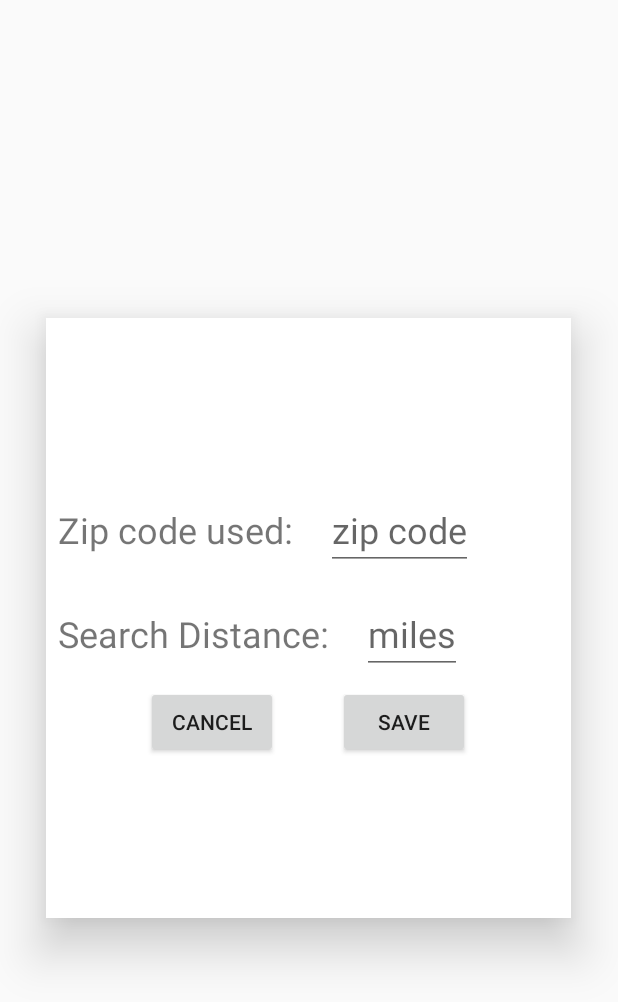
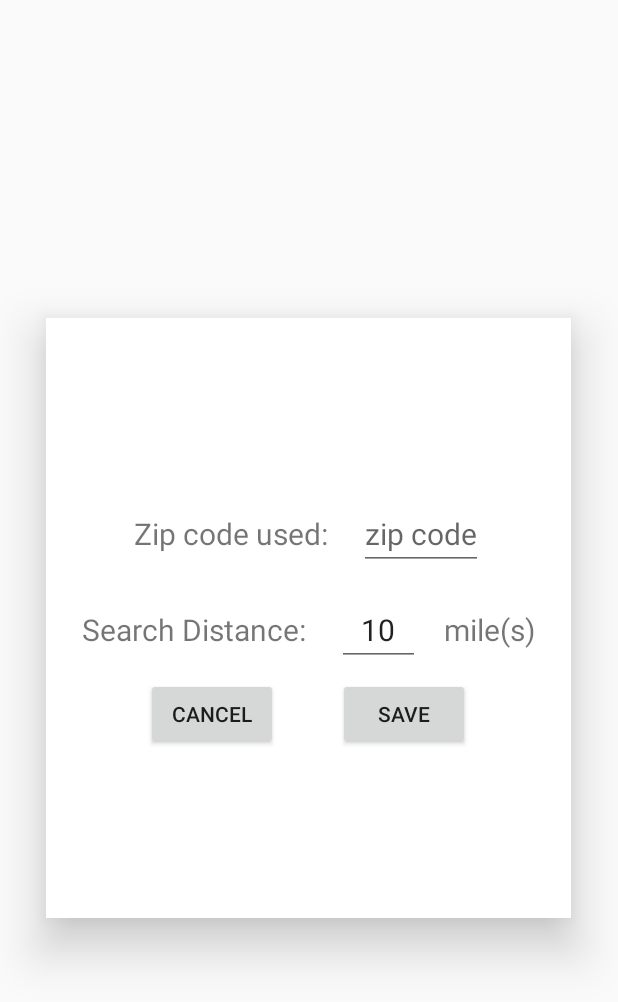
Before and after one commit to Marunizer/MyApplication, an Android app: the fragment LocationDialogFragment shown on its own in the app's theme, on a phone screen of 412 x 824 dp. Shown: the top 1002 px of the screen. Run offline under Robolectric (Android 15) with nearby library versions, the light colour scheme and no system bars.

Commit message:
UI changes to dialog fragment

```diff
--- a/app/src/main/java/sadappp/myapplication/model3D/view/LocationDialogFragment.java
+++ b/app/src/main/java/sadappp/myapplication/model3D/view/LocationDialogFragment.java
@@ -11,6 +11,7 @@ import android.view.MenuInflater;
 import android.view.View;
 import android.view.ViewGroup;
 import android.view.Window;
+import android.view.WindowManager;
 import android.widget.Button;
 import android.widget.EditText;
 
@@ -40,7 +41,9 @@ public class LocationDialogFragment extends DialogFragment {
         View rootView = inflater.inflate(R.layout.location_dialog_frag, container, false);
         // Inflate the layout to use as dialog or embedded fragment
         newRadius = (EditText) rootView.findViewById(R.id.newRadius);
+        newRadius.setText(String.valueOf(LocationHelper.getRadius()));
         newZip = (EditText) rootView.findViewById(R.id.newAddress);
+        newZip.setText(LocationHelper.getZipcode());
         submitButton= (Button)rootView.findViewById(R.id.submit_butt);
         cancelButton = (Button)rootView.findViewById(R.id.cancel_butt);
         context = getContext();
@@ -70,6 +73,8 @@ public class LocationDialogFragment extends DialogFragment {
         // title by default, but your custom layout might not need it. So here you can
         // remove the dialog title, but you must call the superclass to get the Dialog.
         Dialog dialog = super.onCreateDialog(savedInstanceState);
+        //DIM/BLUR THE SCREEN BEHIND DIALOG SOMEWHERE PLEASE
+
         dialog.requestWindowFeature(Window.FEATURE_NO_TITLE);
         return dialog;
     }
--- a/app/src/main/java/sadappp/myapplication/model3D/view/RestaurantViewActivity.java
+++ b/app/src/main/java/sadappp/myapplication/model3D/view/RestaurantViewActivity.java
@@ -221,6 +221,7 @@ public class RestaurantViewActivity extends AppCompatActivity implements MyAdapt
                 longitude = -81.162192;
                 //radius = LocationHelper.getRadius();
                 radius = 10;
+                LocationHelper.setRadius((int) radius);
 
                 //A GeoFire GeoQuery takes in the latitude, longitude, and finally the radius based on kilometers.
                 //Probably want to make multiple queries incrementing the radius based on some calculation
--- a/app/src/main/res/layout/location_dialog_frag.xml
+++ b/app/src/main/res/layout/location_dialog_frag.xml
@@ -11,6 +11,7 @@
     <LinearLayout
         android:layout_width="match_parent"
         android:layout_height="wrap_content"
+        android:gravity="center"
         >
     <TextView
         android:layout_width="wrap_content"
@@ -18,14 +19,14 @@
         android:text="Zip code used: "
 
         android:layout_margin="8dp"
-        android:textSize="24sp"/>
+        android:textSize="20sp"/>
 
         <EditText
             android:id="@+id/newAddress"
             android:inputType="textPostalAddress"
             android:layout_width="wrap_content"
             android:layout_height="wrap_content"
-            android:textSize="24sp"
+            android:textSize="20sp"
             android:hint="zip code"
             android:digits="0123456789+"
             android:maxLength="5"
@@ -37,6 +38,7 @@
     <LinearLayout
         android:layout_width="match_parent"
         android:layout_height="wrap_content"
+        android:gravity="center"
         >
 
     <TextView
@@ -44,19 +46,27 @@
         android:layout_height="wrap_content"
         android:text="Search Distance: "
         android:layout_margin="8dp"
-        android:textSize="24sp"/>
+        android:textSize="20sp"/>
 
     <EditText
         android:id="@+id/newRadius"
         android:layout_width="wrap_content"
         android:layout_height="wrap_content"
-        android:textSize="24sp"
+        android:textSize="20sp"
         android:digits="0123456789+"
         android:maxLength="3"
         android:lines = "1"
         android:hint="miles"
         android:layout_margin="8dp"
-        android:inputType="number"/>
+        android:inputType="number"
+        android:gravity="center"/>
+
+        <TextView
+            android:layout_width="wrap_content"
+            android:layout_height="wrap_content"
+            android:text="mile(s)"
+            android:textSize="20dp"
+            android:layout_margin="8dp"/>
 
 </LinearLayout>
 
```
